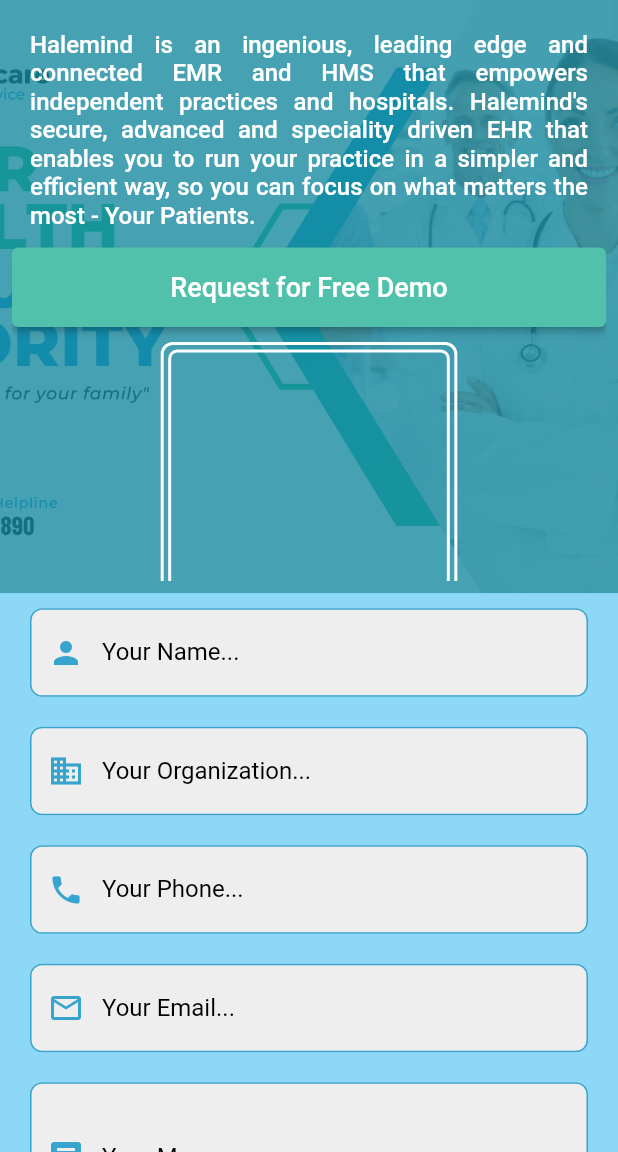
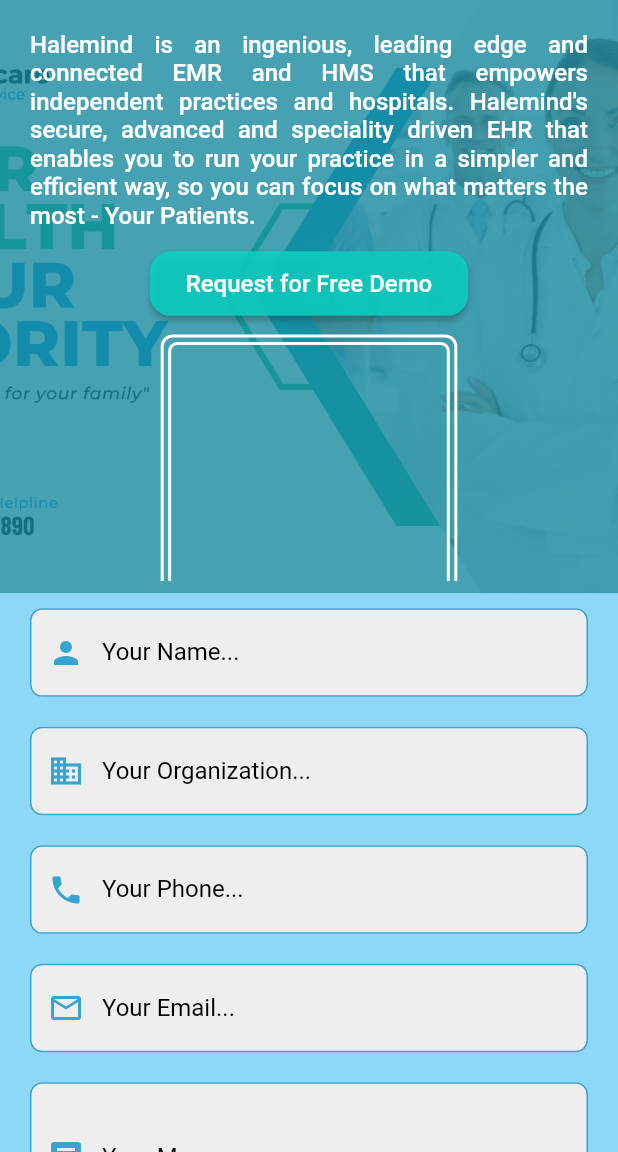
Before and after one commit to Mayank-kr-sh/health_app, a Flutter app: the screen it shows after launch, item 2 of the bottom bar chosen, after a tap on "Explore", on a phone screen of 412 x 824 dp, the part 84-1236 px from its top. Run offline on Flutter 3.47's test engine with Material 2 defaults, Android fonts, the light colour scheme and no system bars; our stand-ins replace carousel_slider, flutter_svg, share_plus, youtube_player_flutter.

Commit message:
Some changes on Home Screen

```diff
--- a/lib/Frontend/Screens/HomeScreen.dart
+++ b/lib/Frontend/Screens/HomeScreen.dart
@@ -12,10 +12,11 @@
 
   @override
   Widget build(BuildContext context) {
-    // final screenWidth = MediaQuery.of(context).size.width;
+    final screenWidth = MediaQuery.of(context).size.width;
     // final screenHeight = MediaQuery.of(context).size.height;
 
     return Scaffold(
+      backgroundColor: kPrimaryLightColor,
       appBar: AppBar(
         iconTheme: const IconThemeData(
           color: Colors.black,
@@ -24,7 +25,7 @@
           'Home',
           style: TextStyle(color: Colors.black),
         ),
-        elevation: 2,
+        elevation: 0,
         centerTitle: true,
         backgroundColor: kPrimaryLightColor,
       ),
@@ -33,7 +34,16 @@
         child: Column(
           crossAxisAlignment: CrossAxisAlignment.start,
           children: [
-            const DynamicBanner(
+            const Padding(
+              padding: EdgeInsets.all(8.0),
+              child: ClipRRect(
+                borderRadius: BorderRadius.only(
+                  topLeft: Radius.circular(20),
+                  topRight: Radius.circular(20),
+                  bottomLeft: Radius.circular(20),
+                  bottomRight: Radius.circular(20),
+                ),
+                child: DynamicBanner(
                   backimage: 'assets/images/poster.png',
                   description:
                       "Halemind is an ingenious, leading edge and connected EMR and HMS that empowers independent practices and hospitals. Halemind's secure, advanced and speciality driven EHR that enables you to run your practice in a simpler and efficient way, so you can focus on what matters the most - Your Patients.",
@@ -41,65 +51,102 @@
                   thumbnailAsset: 'assets/images/thumbnail.png',
                   videoUrl: 'https://www.youtube.com/watch?v=tnxGPvZcOWk',
                 ),
+              ),
+            ),
+            // Padding(
+            //   padding: EdgeInsets.all(8.0),
+            //   child: Center(
+            //     child: Text(
+            //       'Tailored products that fit your needs',
+            //       style: TextStyle(
+            //         fontSize: 18,
+            //         fontWeight: FontWeight.bold,
+            //         color: Color.fromARGB(255, 105, 102, 102),
+            //       ),
+            //     ),
+            //   ),
+            // ),
+            // SingleChildScrollView(
+            //   scrollDirection: Axis.horizontal,
+            //   child: Row(
+            //     children: [
+            //       SlidingContainer(
+            //         text: 'Private Practices & Clinics',
+            //         imagePath: 'assets/images/clinic.png',
+            //         desc:
+            //             'Web-based EHR technology for your independent practice',
+            //         buttonText: 'Explore',
+            //         onPressed: () {},
+            //       ),
+            //       SlidingContainer(
+            //         text: 'Hospitals',
+            //         imagePath: 'assets/images/hospital.png',
+            //         buttonText: 'Explore',
+            //         desc:
+            //             'An integrated hospital management system to manage all hospital operations',
+            //         onPressed: () {},
+            //       ),
+            //       SlidingContainer(
+            //         text: 'Pharmacies',
+            //         imagePath: 'assets/images/pharmacy.png',
+            //         buttonText: 'Explore',
+            //         desc:
+            //             'Comprehensive pharmacy management system to manage your pharmacy needs',
+            //         onPressed: () {},
+            //       ),
+            //       SlidingContainer(
+            //         text: 'Labs',
+            //         imagePath: 'assets/images/lab.png',
+            //         desc:
+            //             'A web-based lab management software that supports your modern laboratory operations',
+            //         buttonText: 'Explore',
+            //         onPressed: () {},
+            //       )
+            //     ],
+            //   ),
+            // ),
+            Container(height: 10),
+            Container(
+              color: Colors.white,
+              child: Divider(
+                color: kPrimaryColor,
+                height: 3,
+                thickness: 5,
+                indent: screenWidth,
+                endIndent: 10,
+              ),
+            ),
+            Container(height: 8),
             const Padding(
               padding: EdgeInsets.all(8.0),
-              child: Center(
-                child: Text(
-                  'Tailored products that fit your needs',
-                  style: TextStyle(
-                    fontSize: 18,
-                    fontWeight: FontWeight.bold,
-                    color: Color.fromARGB(255, 105, 102, 102),
+              child: ClipRRect(
+                borderRadius: BorderRadius.only(
+                  topLeft: Radius.circular(20),
+                  topRight: Radius.circular(20),
+                  bottomLeft: Radius.circular(20),
+                  bottomRight: Radius.circular(20),
                 ),
-                ),
-              ),
-            ),
-            SingleChildScrollView(
-              scrollDirection: Axis.horizontal,
-              child: Row(
-                children: [
-                  SlidingContainer(
-                    text: 'Private Practices & Clinics',
-                    imagePath: 'assets/images/clinic.png',
-                    desc:
-                        'Web-based EHR technology for your independent practice',
-                    buttonText: 'Explore',
-                    onPressed: () {},
-                  ),
-                  SlidingContainer(
-                    text: 'Hospitals',
-                    imagePath: 'assets/images/hospital.png',
-                    buttonText: 'Explore',
-                    desc:
-                        'An integrated hospital management system to manage all hospital operations',
-                    onPressed: () {},
-                  ),
-                  SlidingContainer(
-                    text: 'Pharmacies',
-                    imagePath: 'assets/images/pharmacy.png',
-                    buttonText: 'Explore',
-                    desc:
-                        'Comprehensive pharmacy management system to manage your pharmacy needs',
-                    onPressed: () {},
-                  ),
-                  SlidingContainer(
-                    text: 'Labs',
-                    imagePath: 'assets/images/lab.png',
-                    desc:
-                        'A web-based lab management software that supports your modern laboratory operations',
-                    buttonText: 'Explore',
-                    onPressed: () {},
-                  )
-                ],
-              ),
-            ),
-            const MiddleBanner(
+                child: MiddleBanner(
                   backimage: 'assets/images/poster.png',
                   heading: 'Simplify and Scale your Practice',
                   image1: 'assets/images/download.png',
                   image2: 'assets/images/computer.png',
                   image3: 'assets/images/system.png',
                 ),
+              ),
+            ),
+            Container(height: 10),
+            Container(
+              color: Colors.white,
+              child: Divider(
+                color: kPrimaryColor,
+                height: 3,
+                thickness: 5,
+                indent: screenWidth,
+                endIndent: 10,
+              ),
+            ),
+            Container(height: 8),
             const Padding(
               padding: EdgeInsets.only(top: 8, left: 10, right: 10, bottom: 8),
               child: Text(
@@ -116,16 +163,25 @@
               scrollDirection: Axis.horizontal,
               child: Row(
                 children: [
+                  SizedBox(
+                    width: 10,
+                  ),
                   SlidingPoints(
                     imagePath: 'assets/icons/Search.svg',
                     text: 'Evidence based care',
                     desc:
                         'Optimize decision-making by emphasising the use of evidence from your clinical data.',
                   ),
+                  SizedBox(
+                    width: 10,
+                  ),
                   SlidingPoints(
                     imagePath: 'assets/icons/tracker.svg',
                     text: 'Track patient behavior',
                     desc: 'Easily monitor, view and communicate with patients.',
+                  ),
+                  SizedBox(
+                    width: 10,
                   ),
                   SlidingPoints(
                     imagePath: 'assets/icons/calender.svg',
@@ -133,11 +189,17 @@
                     desc:
                         'Make short work of complicated doctor schedules with our smart calendar.',
                   ),
+                  SizedBox(
+                    width: 10,
+                  ),
                   SlidingPoints(
                     imagePath: 'assets/icons/consume-data.svg',
                     text: 'Easy-to-consume data',
                     desc:
                         'Effortlessly visualize and analyze all the data you need.',
+                  ),
+                  SizedBox(
+                    width: 10,
                   ),
                   SlidingPoints(
                     imagePath: 'assets/icons/data.svg',
@@ -145,17 +207,26 @@
                     desc:
                         'Watch patients track their own progress, from lab reports to prescription slips.',
                   ),
+                  SizedBox(
+                    width: 10,
+                  ),
                   SlidingPoints(
                     imagePath: 'assets/icons/administrater.svg',
                     text: 'Administrator Bliss',
                     desc:
                         'Manage your hospital from a single dashboard. Connected records, billing, digital prescriptions, patient portal & more.',
                   ),
+                  SizedBox(
+                    width: 10,
+                  ),
                   SlidingPoints(
                     imagePath: 'assets/icons/connect.svg',
                     text: 'Powerfully Connected',
                     desc:
                         'The future is here: patient remote monitoring, seamless connectivity between hospitals, pre-filled forms and much more.',
+                  ),
+                  SizedBox(
+                    width: 10,
                   ),
                   SlidingPoints(
                     imagePath: 'assets/icons/beyond.svg',
@@ -165,6 +236,9 @@
                   ),
                 ],
               ),
+            ),
+            const SizedBox(
+              height: 20,
             )
           ],
         ),
--- a/lib/Frontend/Widgets/Banner.dart
+++ b/lib/Frontend/Widgets/Banner.dart
@@ -1,4 +1,6 @@
 import 'package:flutter/material.dart';
+import 'package:health_app/Frontend/Constant/Constant.dart';
+import 'package:health_app/Frontend/Widgets/custom_button.dart';
 import '../Widgets/video_popup.dart';
 
 class DynamicBanner extends StatelessWidget {
@@ -55,30 +57,12 @@
                     ),
                   ),
                   Padding(
-                    padding: const EdgeInsets.only(bottom: 10),
-                    child: ElevatedButton(
-                      onPressed: () {
-                        // Handle button click here
-                      },
-                      style: ElevatedButton.styleFrom(
-                        backgroundColor: const Color(0xff52c1ac),
-                        padding: const EdgeInsets.symmetric(vertical: 16),
-                        minimumSize: Size(
-                          orientation == Orientation.portrait
-                              ? screenWidth * 0.6
-                              : screenHeight * 0.8,
-                          0,
-                        ),
-                      ),
-                      child: Text(
-                        buttonText,
-                        style: const TextStyle(
-                          color: Colors.white,
-                          fontSize: 18,
-                        ),
-                      ),
-                    ),
-                  ),
+                      padding: const EdgeInsets.only(bottom: 10),
+                      child: CustomButton(
+                        text: buttonText,
+                        onPressed: () {},
+                        backgroundColor: kPrimaryColor,
+                      )),
                   if (videoUrl != null)
                     GestureDetector(
                       onTap: () {
--- a/lib/Frontend/Widgets/Sliding_points.dart
+++ b/lib/Frontend/Widgets/Sliding_points.dart
@@ -15,9 +15,17 @@
 
   @override
   Widget build(BuildContext context) {
-    return SizedBox(
-      height: 190,
-      width: 240,
+    return ClipRRect(
+      borderRadius: const BorderRadius.only(
+        topLeft: Radius.circular(20),
+        topRight: Radius.circular(20),
+        bottomLeft: Radius.circular(20),
+        bottomRight: Radius.circular(20),
+      ),
+      child: Container(
+        color: Colors.white,
+        height: 215,
+        width: 215,
         child: Padding(
           padding: const EdgeInsets.all(8.0),
           child: Column(
@@ -39,7 +47,8 @@
               Expanded(
                 child: Center(
                   child: Padding(
-                  padding: const EdgeInsets.symmetric(horizontal: 12.0),
+                    padding: const EdgeInsets.symmetric(
+                        horizontal: 12.0, vertical: 5),
                     child: Text(
                       desc,
                       style: const TextStyle(
@@ -50,7 +59,11 @@
                   ),
                 ),
               ),
+              const SizedBox(
+                height: 5,
+              )
             ],
+          ),
         ),
       ),
     );
```
Lines whose indentation alone changed are shown as unchanged.
